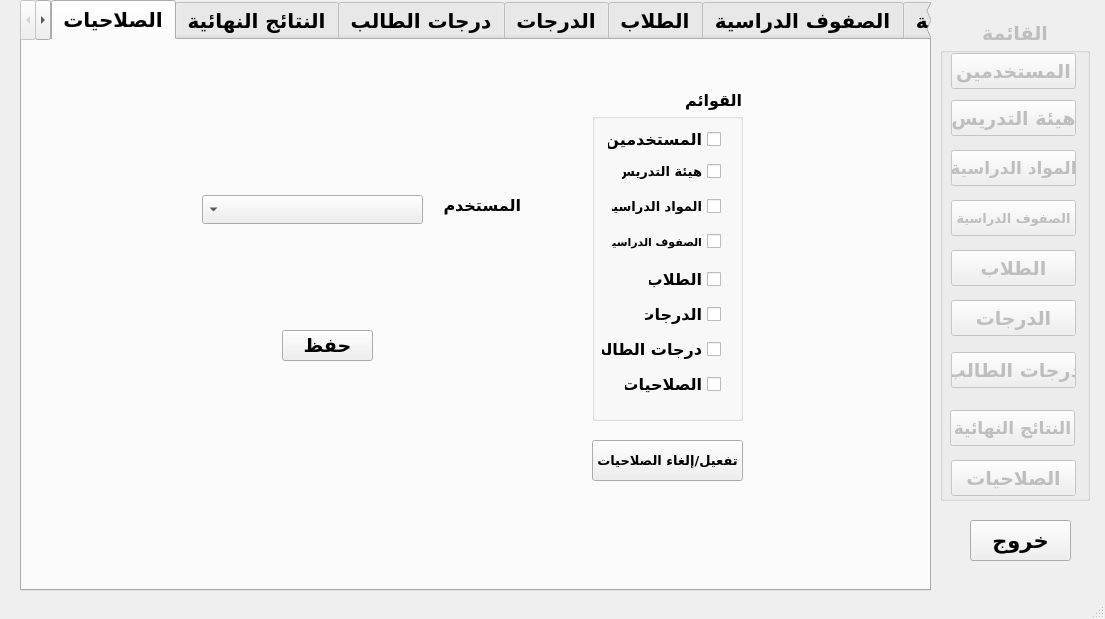
First picture: the form in school_management.ui, repository mostafabasuni/School-Management-System, before the edit.
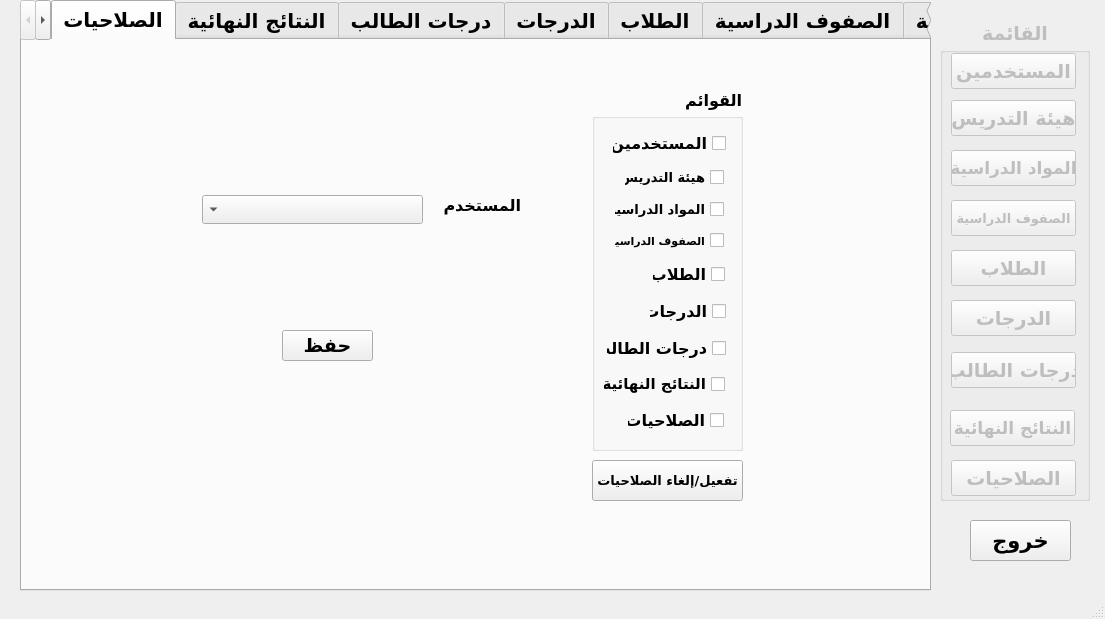
Second picture: the form after the edit. The open tabs and pages were chosen to show the change.

Commit message: اجراء بعض التعديلات على دوال النتائج النهائية

Patch:
```diff
--- a/school_management.ui
+++ b/school_management.ui
@@ -4677,7 +4677,7 @@
         <x>570</x>
         <y>50</y>
         <width>151</width>
-        <height>331</height>
+        <height>361</height>
        </rect>
       </property>
       <property name="font">
@@ -4691,8 +4691,8 @@
       <widget class="QCheckBox" name="checkBox_15">
        <property name="geometry">
         <rect>
-         <x>15</x>
-         <y>35</y>
+         <x>20</x>
+         <y>39</y>
          <width>114</width>
          <height>28</height>
         </rect>
@@ -4704,8 +4704,8 @@
       <widget class="QCheckBox" name="checkBox_16">
        <property name="geometry">
         <rect>
-         <x>19</x>
-         <y>105</y>
+         <x>22</x>
+         <y>108</y>
          <width>110</width>
          <height>23</height>
         </rect>
@@ -4722,8 +4722,8 @@
       <widget class="QCheckBox" name="checkBox_18">
        <property name="geometry">
         <rect>
-         <x>29</x>
-         <y>70</y>
+         <x>32</x>
+         <y>76</y>
          <width>100</width>
          <height>23</height>
         </rect>
@@ -4740,8 +4740,8 @@
       <widget class="QCheckBox" name="checkBox_25">
        <property name="geometry">
         <rect>
-         <x>56</x>
-         <y>175</y>
+         <x>60</x>
+         <y>170</y>
          <width>73</width>
          <height>28</height>
         </rect>
@@ -4753,8 +4753,8 @@
       <widget class="QCheckBox" name="checkBox_26">
        <property name="geometry">
         <rect>
-         <x>52</x>
-         <y>210</y>
+         <x>57</x>
+         <y>207</y>
          <width>77</width>
          <height>28</height>
         </rect>
@@ -4766,8 +4766,8 @@
       <widget class="QCheckBox" name="checkBox_27">
        <property name="geometry">
         <rect>
-         <x>32</x>
-         <y>280</y>
+         <x>35</x>
+         <y>316</y>
          <width>97</width>
          <height>28</height>
         </rect>
@@ -4779,8 +4779,8 @@
       <widget class="QCheckBox" name="checkBox_28">
        <property name="geometry">
         <rect>
-         <x>9</x>
-         <y>245</y>
+         <x>14</x>
+         <y>244</y>
          <width>120</width>
          <height>28</height>
         </rect>
@@ -4792,10 +4792,10 @@
       <widget class="QCheckBox" name="checkBox_21">
        <property name="geometry">
         <rect>
-         <x>19</x>
+         <x>22</x>
          <y>140</y>
          <width>110</width>
-         <height>23</height>
+         <height>21</height>
         </rect>
        </property>
        <property name="font">
@@ -4807,12 +4807,30 @@
         <string>الصفوف الدراسية</string>
        </property>
       </widget>
+      <widget class="QCheckBox" name="checkBox_33">
+       <property name="geometry">
+        <rect>
+         <x>11</x>
+         <y>281</y>
+         <width>122</width>
+         <height>26</height>
+        </rect>
+       </property>
+       <property name="font">
+        <font>
+         <pointsize>11</pointsize>
+        </font>
+       </property>
+       <property name="text">
+        <string>النتائج النهائية</string>
+       </property>
+      </widget>
      </widget>
      <widget class="QPushButton" name="pushButton_35">
       <property name="geometry">
        <rect>
         <x>570</x>
-        <y>400</y>
+        <y>420</y>
         <width>151</width>
         <height>41</height>
        </rect>
```
Left out of the diff: 38 changed lines with no effect on the pictures. The commit also changes 3 other files.
